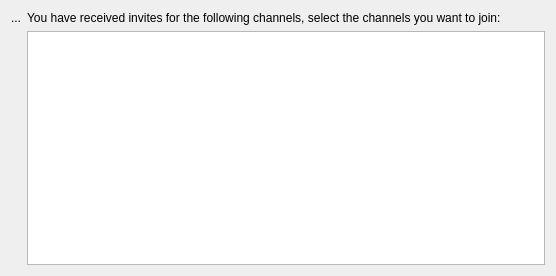
First picture: the form in src/irc/invitedialog.ui, repository KDE/konversation, before the edit.
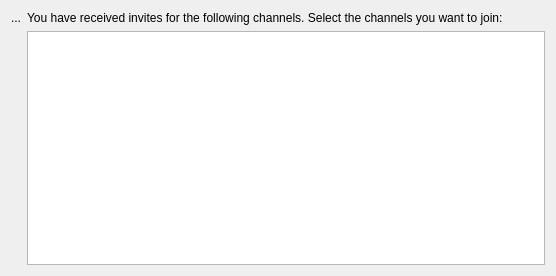
Second picture: the form after the edit.

Commit message: Run fixuifiles & implement a minor wording improvement.

```diff
--- a/src/irc/invitedialog.ui
+++ b/src/irc/invitedialog.ui
@@ -33,7 +33,7 @@
    <item row="0" column="1">
     <widget class="QLabel" name="m_textLabel">
      <property name="text">
-      <string>You have received invites for the following channels, select the channels you want to join:</string>
+      <string>You have received invites for the following channels. Select the channels you want to join:</string>
      </property>
     </widget>
    </item>
```
Left out of the diff: 3 changed lines with no effect on the pictures.
